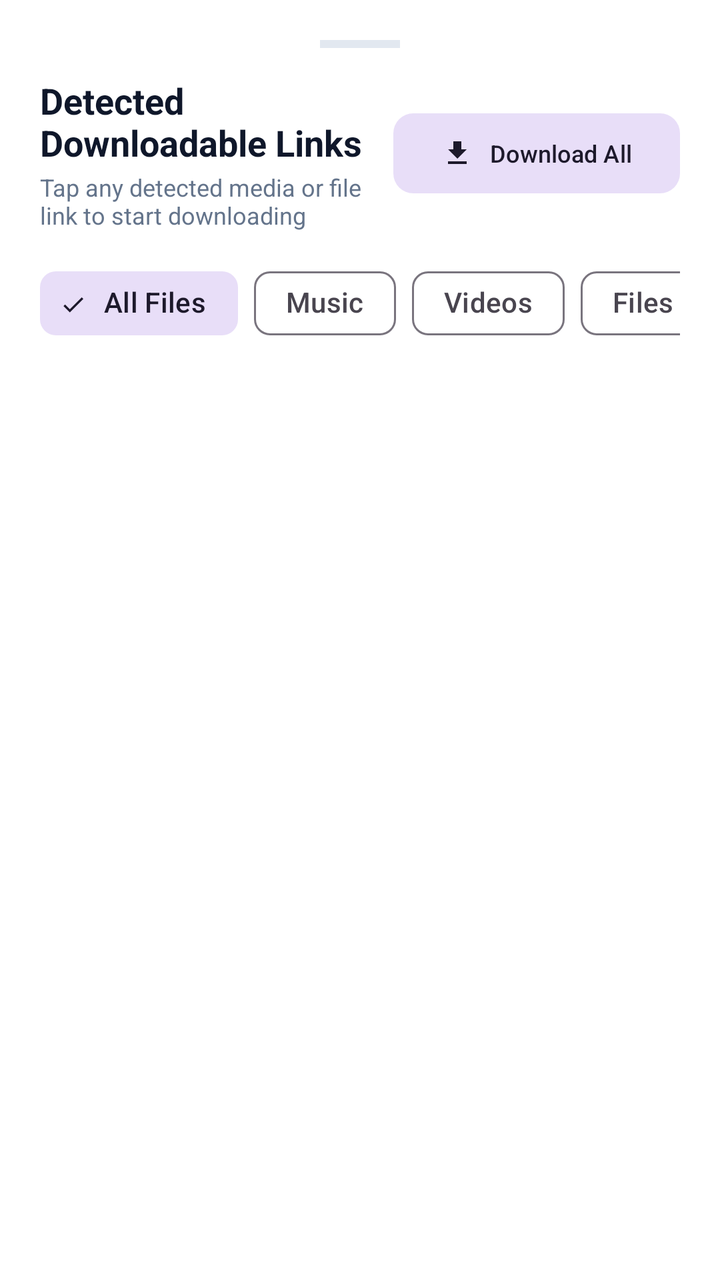
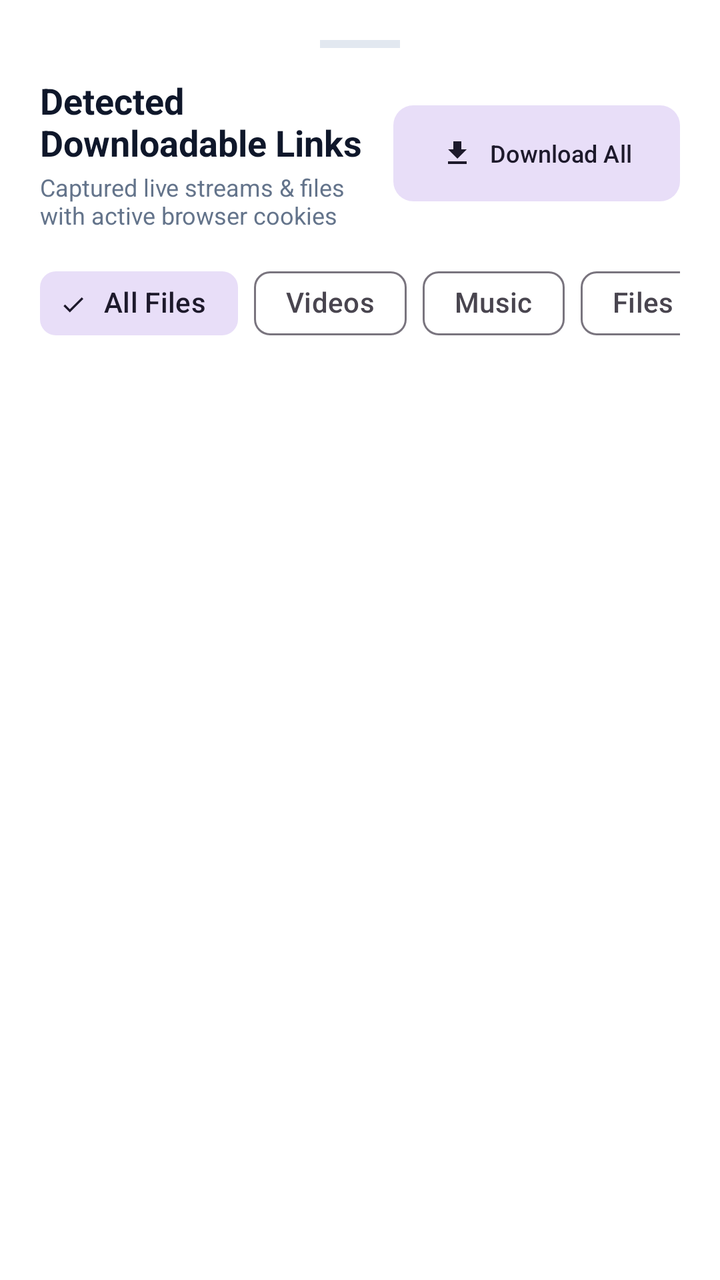

Before-and-after screenshots of an Android layout around one commit, followed by the original layout XML and the change that was made.
<!-- AndroidManifest.xml: application theme Theme.DownloadManager -->
<!-- res/layout/bottom_sheet_detected_links.xml -->
<?xml version="1.0" encoding="utf-8"?>
<LinearLayout
    xmlns:android="http://schemas.android.com/apk/res/android"
    xmlns:app="http://schemas.android.com/apk/res-auto"
    android:layout_width="match_parent"
    android:layout_height="wrap_content"
    android:background="@color/colorSurface"
    android:orientation="vertical"
    android:padding="20dp">

    <View
        android:layout_width="40dp"
        android:layout_height="4dp"
        android:layout_gravity="center_horizontal"
        android:layout_marginBottom="14dp"
        android:background="@color/light_gray" />

    <LinearLayout
        android:layout_width="match_parent"
        android:layout_height="wrap_content"
        android:gravity="center_vertical"
        android:orientation="horizontal">

        <LinearLayout
            android:layout_width="0dp"
            android:layout_height="wrap_content"
            android:layout_weight="1"
            android:orientation="vertical">

            <TextView
                android:id="@+id/tvSheetTitle"
                android:layout_width="wrap_content"
                android:layout_height="wrap_content"
                android:text="@string/detected_links"
                android:textColor="@color/colorOnSurface"
                android:textSize="18sp"
                android:textStyle="bold" />

            <TextView
                android:id="@+id/tvSheetSubtitle"
                android:layout_width="wrap_content"
                android:layout_height="wrap_content"
                android:layout_marginTop="2dp"
                android:text="Tap any detected media or file link to start downloading"
                android:textColor="@color/gray"
                android:textSize="12sp" />
        </LinearLayout>

        <com.google.android.material.button.MaterialButton
            android:id="@+id/btnDownloadAllDetected"
            style="@style/Widget.Material3.Button.TonalButton"
            android:layout_width="wrap_content"
            android:layout_height="40dp"
            android:insetTop="0dp"
            android:insetBottom="0dp"
            android:text="@string/download_all"
            android:textSize="12sp"
            app:cornerRadius="10dp"
            app:icon="@drawable/ic_download"
            app:iconSize="16dp" />
    </LinearLayout>

    
    <HorizontalScrollView
        android:layout_width="match_parent"
        android:layout_height="wrap_content"
        android:layout_marginTop="12dp"
        android:scrollbars="none">

        <com.google.android.material.chip.ChipGroup
            android:id="@+id/chipGroupDetectedFilter"
            android:layout_width="wrap_content"
            android:layout_height="wrap_content"
            app:selectionRequired="true"
            app:singleLine="true"
            app:singleSelection="true">

            <com.google.android.material.chip.Chip
                android:id="@+id/chipFilterAll"
                style="@style/Widget.Material3.Chip.Filter"
                android:layout_width="wrap_content"
                android:layout_height="wrap_content"
                android:checked="true"
                android:text="@string/all_files" />

            <com.google.android.material.chip.Chip
                android:id="@+id/chipFilterMusic"
                style="@style/Widget.Material3.Chip.Filter"
                android:layout_width="wrap_content"
                android:layout_height="wrap_content"
                android:text="@string/music" />

            <com.google.android.material.chip.Chip
                android:id="@+id/chipFilterVideo"
                style="@style/Widget.Material3.Chip.Filter"
                android:layout_width="wrap_content"
                android:layout_height="wrap_content"
                android:text="@string/videos" />

            <com.google.android.material.chip.Chip
                android:id="@+id/chipFilterFiles"
                style="@style/Widget.Material3.Chip.Filter"
                android:layout_width="wrap_content"
                android:layout_height="wrap_content"
                android:text="Files &amp; Torrents" />
        </com.google.android.material.chip.ChipGroup>
    </HorizontalScrollView>

    <TextView
        android:id="@+id/tvNoDetectedLinks"
        android:layout_width="match_parent"
        android:layout_height="wrap_content"
        android:layout_marginVertical="24dp"
        android:gravity="center"
        android:text="No downloadable links found for this filter on the current page."
        android:textColor="@color/gray"
        android:textSize="14sp"
        android:visibility="gone" />

    <androidx.recyclerview.widget.RecyclerView
        android:id="@+id/rvDetectedLinks"
        android:layout_width="match_parent"
        android:layout_height="360dp"
        android:layout_marginTop="8dp"
        android:clipToPadding="false"
        android:paddingBottom="12dp" />

</LinearLayout>
<!-- resources referenced by this layout -->
<resources>
  <color name="colorOnSurface">#FF0F172A</color>
  <color name="colorSurface">#FFFFFFFF</color>
  <color name="gray">#FF64748B</color>
  <color name="light_gray">#FFE2E8F0</color>
  <!-- drawable ic_download (drawable) -->
  <?xml version="1.0" encoding="utf-8"?>
  <vector xmlns:android="http://schemas.android.com/apk/res/android"
      android:width="24dp"
      android:height="24dp"
      android:viewportWidth="24"
      android:viewportHeight="24">
      <path
          android:fillColor="#FF000000"
          android:pathData="M19,9h-4V3H9v6H5l7,7 7,-7zM5,18v2h14v-2H5z" />
  </vector>
  <string name="all_files">All Files</string>
  <string name="detected_links">Detected Downloadable Links</string>
  <string name="download_all">Download All</string>
  <string name="music">Music</string>
  <string name="videos">Videos</string>
  <style name="Theme.DownloadManager" parent="Theme.Material3.DayNight.NoActionBar">
          <item name="colorPrimary">@color/colorPrimary</item>
          <item name="colorPrimaryDark">@color/colorPrimaryDark</item>
          <item name="colorAccent">@color/colorAccent</item>
          <item name="colorSecondary">@color/colorAccent</item>
          <item name="colorOnPrimary">@color/colorOnPrimary</item>
          <item name="colorSurface">@color/colorSurface</item>
          <item name="colorOnSurface">@color/colorOnSurface</item>
          <item name="android:windowBackground">@color/colorBackground</item>
          <item name="android:windowLayoutInDisplayCutoutMode" tools:targetApi="p">shortEdges</item>
          <item name="android:windowLightStatusBar">false</item>
      </style>
  <color name="colorPrimary">#FF0284C7</color>
  <color name="colorPrimaryDark">#FF0F172A</color>
  <color name="colorAccent">#FF06B6D4</color>
  <color name="colorOnPrimary">#FFFFFFFF</color>
  <color name="colorBackground">#FFF1F5F9</color>
</resources>

<!-- the commit's change to res/layout/bottom_sheet_detected_links.xml (unified diff, before → after) -->
@@ -41,7 +41,7 @@
                 android:layout_width="wrap_content"
                 android:layout_height="wrap_content"
                 android:layout_marginTop="2dp"
-                android:text="Tap any detected media or file link to start downloading"
+                android:text="Captured live streams &amp; files with active browser cookies"
                 android:textColor="@color/gray"
                 android:textSize="12sp" />
         </LinearLayout>
@@ -50,7 +50,7 @@
             android:id="@+id/btnDownloadAllDetected"
             style="@style/Widget.Material3.Button.TonalButton"
             android:layout_width="wrap_content"
-            android:layout_height="40dp"
+            android:layout_height="48dp"
             android:insetTop="0dp"
             android:insetBottom="0dp"
             android:text="@string/download_all"
@@ -84,6 +84,13 @@
                 android:text="@string/all_files" />
 
             <com.google.android.material.chip.Chip
+                android:id="@+id/chipFilterVideo"
+                style="@style/Widget.Material3.Chip.Filter"
+                android:layout_width="wrap_content"
+                android:layout_height="wrap_content"
+                android:text="@string/videos" />
+
+            <com.google.android.material.chip.Chip
                 android:id="@+id/chipFilterMusic"
                 style="@style/Widget.Material3.Chip.Filter"
                 android:layout_width="wrap_content"
@@ -91,18 +98,11 @@
                 android:text="@string/music" />
 
             <com.google.android.material.chip.Chip
-                android:id="@+id/chipFilterVideo"
-                style="@style/Widget.Material3.Chip.Filter"
-                android:layout_width="wrap_content"
-                android:layout_height="wrap_content"
-                android:text="@string/videos" />
-
-            <com.google.android.material.chip.Chip
                 android:id="@+id/chipFilterFiles"
                 style="@style/Widget.Material3.Chip.Filter"
                 android:layout_width="wrap_content"
                 android:layout_height="wrap_content"
-                android:text="Files &amp; Torrents" />
+                android:text="Files &amp; Images" />
         </com.google.android.material.chip.ChipGroup>
     </HorizontalScrollView>
 
@@ -110,9 +110,9 @@
         android:id="@+id/tvNoDetectedLinks"
         android:layout_width="match_parent"
         android:layout_height="wrap_content"
-        android:layout_marginVertical="24dp"
+        android:layout_marginVertical="28dp"
         android:gravity="center"
-        android:text="No downloadable links found for this filter on the current page."
+        android:text="No media detected yet on this page. Play the video or scroll the feed to trigger live stream capture."
         android:textColor="@color/gray"
         android:textSize="14sp"
         android:visibility="gone" />
